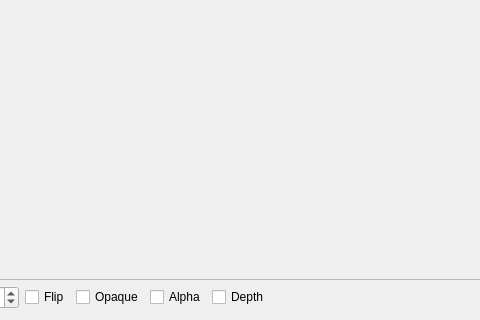
The window that gui/ui/imageviewer.ui (apitrace/apitrace) describes before a commit, drawn with Qt 5; both pictures show x 190 to 670 and y 309 to 629 of the 825 by 629 pixel window.
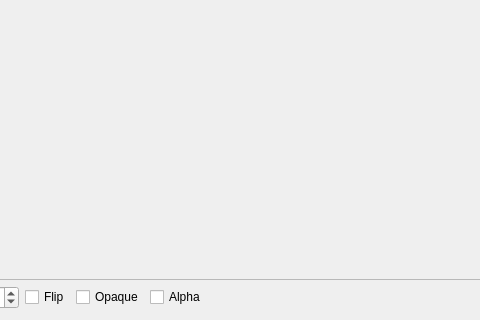
The same window after the commit.

Commit message: gui: remove a depth check box that sneak into alpha code

```diff
--- a/gui/ui/imageviewer.ui
+++ b/gui/ui/imageviewer.ui
@@ -97,13 +97,6 @@
        </property>
       </widget>
      </item>
-     <item>
-      <widget class="QCheckBox" name="depthCheckBox">
-       <property name="text">
-        <string>Depth</string>
-       </property>
-      </widget>
-     </item>
      <item>
       <spacer name="horizontalSpacer">
        <property name="orientation">
```
